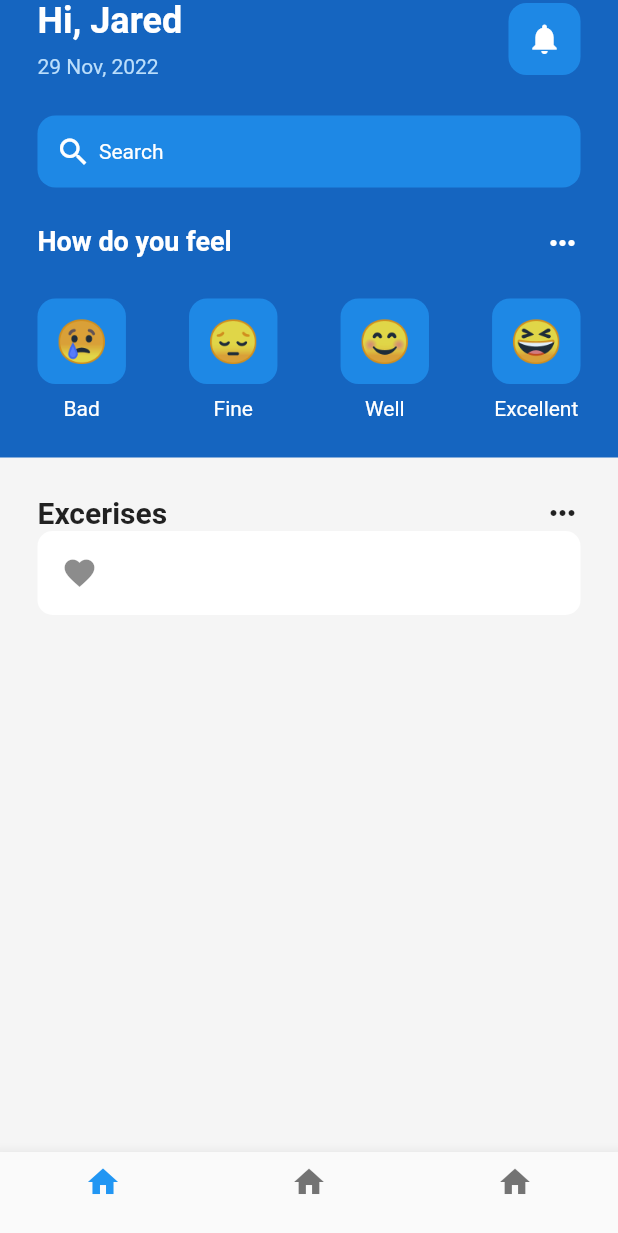
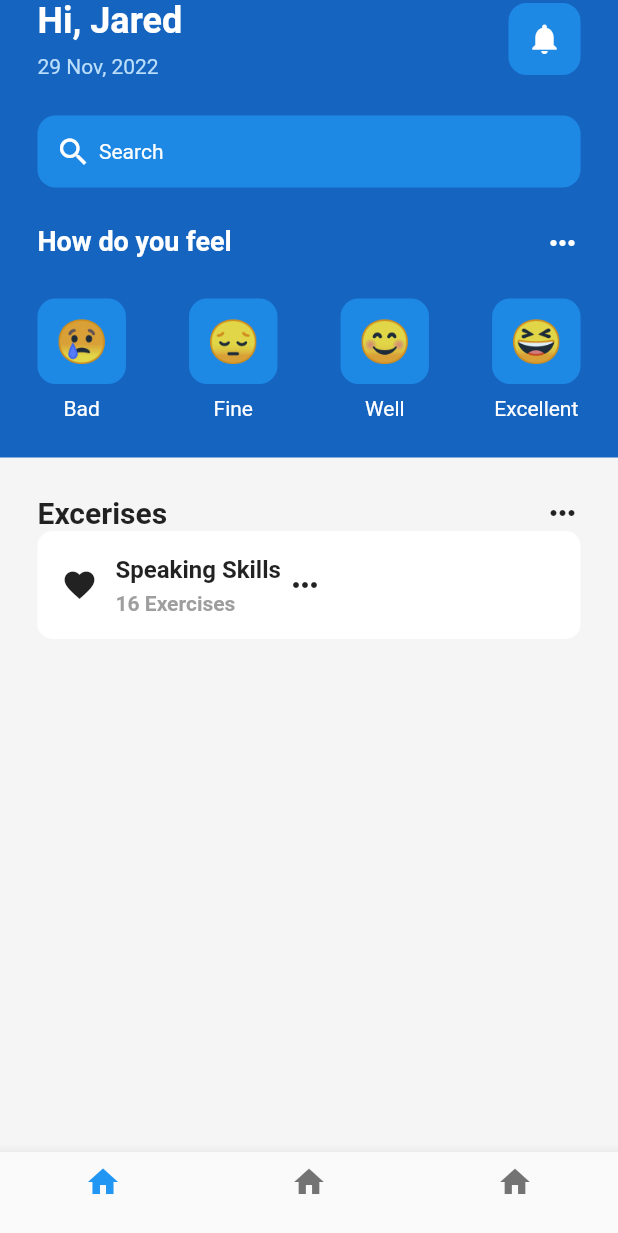
Before and after one commit to lazy-david/mentalapp, a Flutter app: the screen it shows after launch, on a phone screen of 412 x 824 dp. Shown: the top 1233 px of the screen. Run offline on Flutter 3.47's test engine with Material 2 defaults, Android fonts, the phone set to English and light mode, and no system bars.

Commit message:
another day after a long day

```diff
--- a/lib/pages/home_page.dart
+++ b/lib/pages/home_page.dart
@@ -202,13 +202,48 @@ class _HomePageState extends State<HomePage> {
 
                   // listview of excerises
                   Container(
-                    decoration: BoxDecoration(
-                        borderRadius: BorderRadius.circular(10),
-                        color: Colors.white),
-                    child: ListTile(
-                      leading: Icon(Icons.favorite),
-                    ),
-                  )
+                      padding: EdgeInsets.all(16),
+                      decoration: BoxDecoration(
+                          borderRadius: BorderRadius.circular(10),
+                          color: Colors.white),
+                      child: Row(
+                        mainAxisAlignment: MainAxisAlignment.spaceBetween,
+                        children: [
+                          Row(
+                            children: [
+                              Icon(Icons.favorite),
+                              SizedBox(
+                                width: 12,
+                              ),
+                              Column(
+                                crossAxisAlignment: CrossAxisAlignment.start,
+                                children: [
+                                  //title
+                                  Text(
+                                    'Speaking Skills ',
+                                    style: TextStyle(
+                                        fontWeight: FontWeight.bold,
+                                        fontSize: 16),
+                                  ),
+
+                                  SizedBox(
+                                    height: 5,
+                                  ),
+                                  // subtitle
+                                  Text(
+                                    '16 Exercises ',
+                                    style: TextStyle(
+                                        fontWeight: FontWeight.bold,
+                                        fontSize: 14,
+                                        color: Colors.grey),
+                                  )
+                                ],
+                              ),
+                              Icon(Icons.more_horiz)
+                            ],
+                          ),
+                        ],
+                      ))
                 ],
               ),
             )),
```
